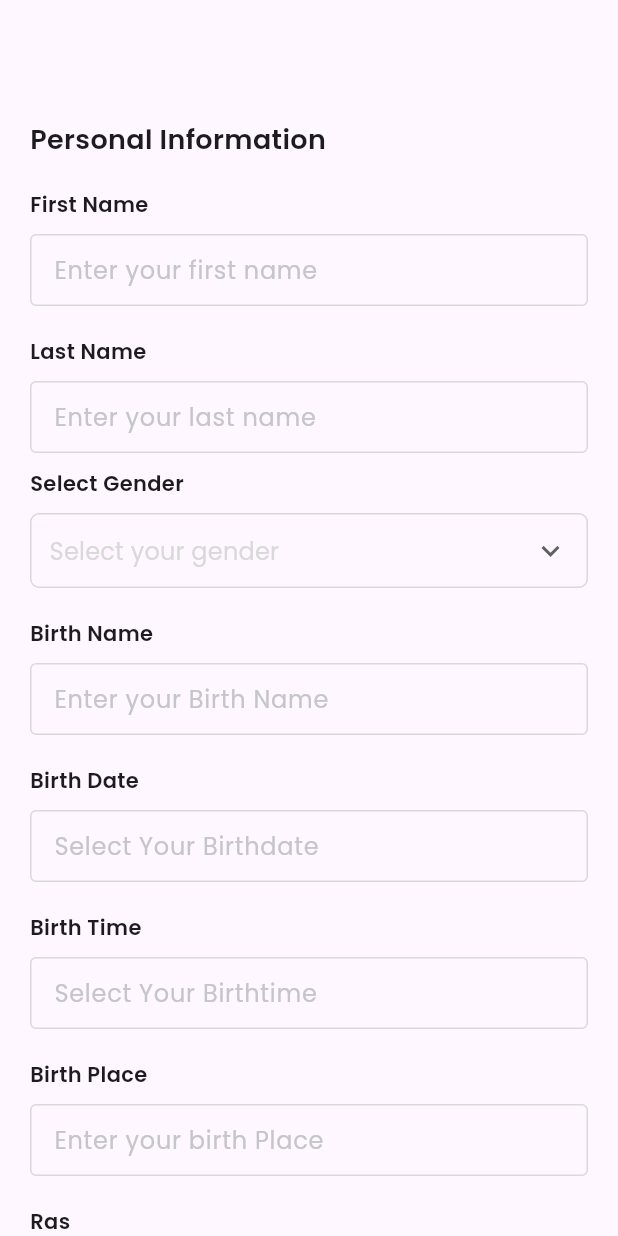
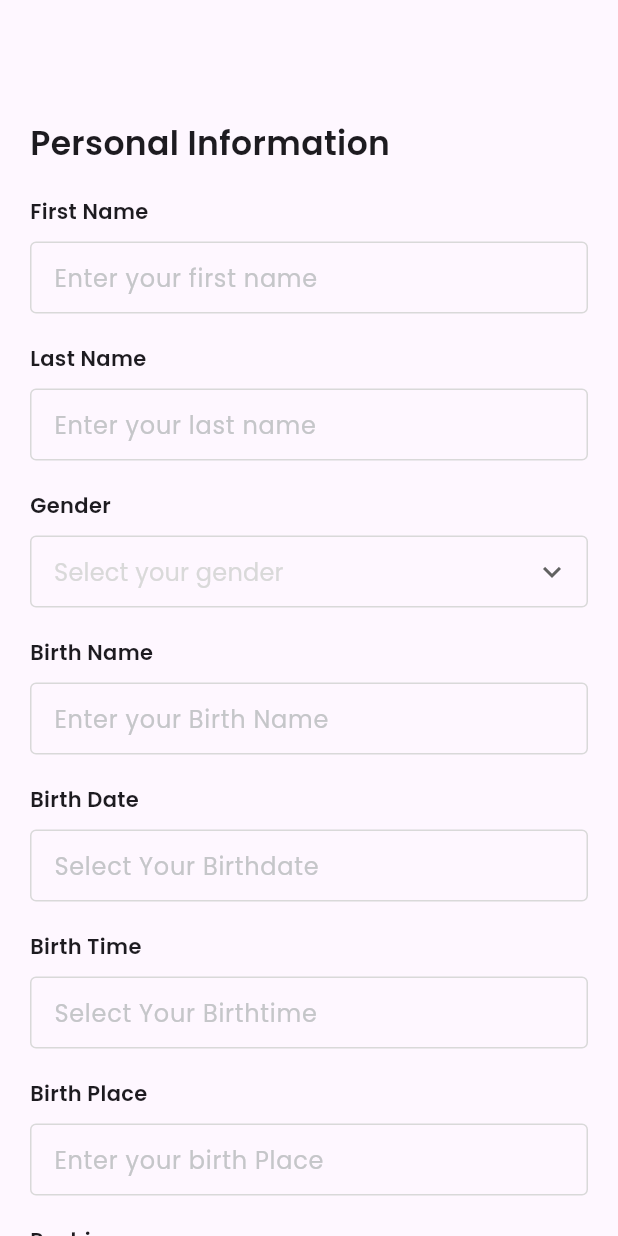
Before and after one commit to dvlpr-nirajpatil/Reshimgathi-Maratha-Anurup, a Flutter app: the RegistrationScreen screen opened directly, on a phone screen of 412 x 824 dp. Run offline on Flutter 3.47's test engine with Material 3 defaults, Android fonts, the light colour scheme and no system bars; our stand-ins replace cloud_firestore, dotted_border, firebase_auth, firebase_core, firebase_storage, flutter_svg and 4 more; missing offline and left inert: secure_shared_preferences; accounts and stored records are empty.

Commit message:
refactor ui

```diff
--- a/lib/main.dart
+++ b/lib/main.dart
@@ -21,6 +21,7 @@ class Reshimgathi extends StatelessWidget {
       ],
       child: GetMaterialApp(
         home: const SplashScreen(),
+        // home: LandingScreen(),
         // home: Home(),
         // home: RegistrationScreen(),
         // home: ProfessionalInfoScreen(),
--- a/lib/views/home-screen/home_screen.dart
+++ b/lib/views/home-screen/home_screen.dart
@@ -33,7 +33,8 @@ class HomeScreen extends StatelessWidget {
                       Expanded(
                         child: TextField(
                           decoration: InputDecoration(
-                            border: InputBorder.none,
+                            enabledBorder: InputBorder.none,
+                            focusedBorder: InputBorder.none,
                             hintText: "Search",
                             hintStyle: TextStyle(
                               color: borderColor,
--- a/lib/views/profile_registration_form/registration_screen.dart
+++ b/lib/views/profile_registration_form/registration_screen.dart
@@ -2,10 +2,8 @@ import 'package:reshimgathi/consts/consts.dart';
 import 'package:reshimgathi/views/profile_registration_form/professional_info_registration_screen.dart';
 
 class RegistrationScreen extends StatelessWidget {
-  // personal information
-
   RegistrationScreen({super.key});
-
+  final _formKey = GlobalKey<FormState>();
   @override
   Widget build(BuildContext context) {
     var controller =
@@ -15,26 +13,31 @@ class RegistrationScreen extends StatelessWidget {
         width: double.infinity,
         padding: screenPadding.copyWith(),
         child: SingleChildScrollView(
+          child: Form(
+            key: _formKey,
             child: Column(
               crossAxisAlignment: CrossAxisAlignment.start,
               children: <Widget>[
                 20.heightBox,
-              "Personal Information".text.fontFamily(semiBold).size(18).make(),
+                "Personal Information"
+                    .text
+                    .fontFamily(semiBold)
+                    .size(22)
+                    .make(),
                 customTextFormField(
+                    required: true,
                     controller: controller.model.firstNameController,
                     label: "First Name",
                     hint: "Enter your first name"),
                 customTextFormField(
+                    required: true,
                     controller: controller.model.lastNameController,
                     label: "Last Name",
                     hint: "Enter your last name"),
-              Padding(
-                padding: const EdgeInsets.symmetric(vertical: 10),
-                child: "Select Gender".text.fontFamily(semiBold).make(),
-              ),
                 Consumer<ProfileRegistrationController>(
                   builder: (context, controller, xxx) {
                     return customDropDownButton(
+                      label: "Gender",
                       hint: "Select your gender",
                       selectedValue: controller.model.selectedGender,
                       list: genders,
@@ -45,10 +48,12 @@ class RegistrationScreen extends StatelessWidget {
                   },
                 ),
                 customTextFormField(
+                    required: true,
                     controller: controller.model.birthNameController,
                     label: "Birth Name",
                     hint: "Enter your Birth Name"),
                 customTextFormField(
+                    required: true,
                     controller: controller.model.birthDateController,
                     label: "Birth Date",
                     hint: "Select Your Birthdate",
@@ -65,6 +70,7 @@ class RegistrationScreen extends StatelessWidget {
                           "${pickedDate!.day.padLeft(2, '0')}-${pickedDate.month.padLeft(2, '0')}-${pickedDate.year}";
                     }),
                 customTextFormField(
+                    required: true,
                     controller: controller.model.birthTimeController,
                     label: "Birth Time",
                     hint: "Select Your Birthtime",
@@ -75,22 +81,22 @@ class RegistrationScreen extends StatelessWidget {
                         initialTime: TimeOfDay.now(),
                         initialEntryMode: TimePickerEntryMode.input,
                       );
-                    controller.model.birthTimeController.text = pickTime!.hour >
+                      controller.model.birthTimeController.text = pickTime!
+                                  .hour >
                               12
                           ? "${(pickTime.hour - 12).padLeft(2, '0')} : ${pickTime.minute.padLeft(2, '0')} PM"
                           : "${pickTime.hour.padLeft(2, '0')} : ${pickTime.minute.padLeft(2, '0')} AM";
                     }),
                 customTextFormField(
+                  required: true,
                   controller: controller.model.birthPlaceController,
                   label: "Birth Place",
                   hint: "Enter your birth Place",
                 ),
-              20.heightBox,
-              "Ras".text.fontFamily(semiBold).make(),
-              10.heightBox,
                 Consumer<ProfileRegistrationController>(
                   builder: (context, controller, xxx) {
                     return customDropDownButton(
+                        label: "Rashi",
                         hint: "Select your Ras",
                         selectedValue: controller.model.selectedRas,
                         onchange: (value) {
@@ -105,12 +111,10 @@ class RegistrationScreen extends StatelessWidget {
                   feetController: controller.model.heightInFeetController,
                   inchController: controller.model.heightInInchesController,
                 ),
-              20.heightBox,
-              "Blood Group".text.fontFamily(semiBold).make(),
-              10.heightBox,
                 Consumer<ProfileRegistrationController>(
                   builder: (context, controller, xxx) {
                     return customDropDownButton(
+                        label: "Blood Group",
                         hint: "Select your blood group",
                         selectedValue: controller.model.selectedBloodGrp,
                         onchange: (value) {
@@ -119,12 +123,10 @@ class RegistrationScreen extends StatelessWidget {
                         list: bloodGroup);
                   },
                 ),
-              20.heightBox,
-              "Caste".text.fontFamily(semiBold).make(),
-              10.heightBox,
                 Consumer<ProfileRegistrationController>(
                   builder: (context, controller, xxx) {
                     return customDropDownButton(
+                        label: "Caste",
                         hint: "Select your caste",
                         selectedValue: controller.model.selectedCaste,
                         onchange: (value) {
@@ -133,12 +135,10 @@ class RegistrationScreen extends StatelessWidget {
                         list: casts);
                   },
                 ),
-              20.heightBox,
-              "Marital Status".text.fontFamily(semiBold).make(),
-              10.heightBox,
                 Consumer<ProfileRegistrationController>(
                   builder: (context, controller, xxx) {
                     return customDropDownButton(
+                        label: "Marital Status",
                         hint: "Select your marital status",
                         selectedValue: controller.model.selectedMaritalStatus,
                         onchange: (value) {
@@ -147,12 +147,10 @@ class RegistrationScreen extends StatelessWidget {
                         list: MaritalStatus);
                   },
                 ),
-              20.heightBox,
-              "Physical Disabilities".text.fontFamily(semiBold).make(),
-              10.heightBox,
                 Consumer<ProfileRegistrationController>(
                   builder: (context, controller, xxx) {
                     return customDropDownButton(
+                        label: "Physical Disabilities",
                         selectedValue:
                             controller.model.selectedPhysicalDisabilities,
                         onchange: (value) {
@@ -163,7 +161,8 @@ class RegistrationScreen extends StatelessWidget {
                 ),
                 Consumer<ProfileRegistrationController>(
                   builder: (context, controller, xxx) {
-                  return controller.model.selectedPhysicalDisabilities == 'Yes'
+                    return controller.model.selectedPhysicalDisabilities ==
+                            'Yes'
                         ? customTextFormField(
                             controller:
                                 controller.model.physicalDisabilityController,
@@ -177,11 +176,13 @@ class RegistrationScreen extends StatelessWidget {
                     builder: (context, controller, xxx) {
                   return FilledButton(
                     onPressed: () async {
+                      if (_formKey.currentState!.validate()) {
                         await controller.storePersonalDetails();
 
                         Get.to(
                           () => ProfessionalInfoScreen(),
                         );
+                      }
                     },
                     child: controller.is_loading
                         ? SizedBox(
@@ -197,6 +198,7 @@ class RegistrationScreen extends StatelessWidget {
             ),
           ),
         ),
+      ),
     );
   }
 }
--- a/lib/views/profile_registration_form/upload_document.dart
+++ b/lib/views/profile_registration_form/upload_document.dart
@@ -169,7 +169,7 @@ class UploadDocumentScreen extends StatelessWidget {
                           context, "Please upload your caste certificate");
                     } else {
                       await controller.storeDocuments();
-                      Get.to(() => const VerificationPendingScreen());
+                      Get.offAll(() => const VerificationPendingScreen());
                     }
                   },
                   child: controller.is_loading
--- a/lib/views/shared-widget/custom_dropdown_button.dart
+++ b/lib/views/shared-widget/custom_dropdown_button.dart
@@ -1,26 +1,35 @@
 import 'package:reshimgathi/consts/consts.dart';
 
-customDropDownButton({selectedValue, onchange, list, hint}) {
-  return DropdownButton<String>(
-          hint: hint == null ? null : "$hint".text.color(borderColor).make(),
+customDropDownButton({selectedValue, onchange, list, hint, label}) {
+  return Column(
+    crossAxisAlignment: CrossAxisAlignment.start,
+    children: [
+      "$label".text.fontFamily(semiBold).make(),
+      10.heightBox,
+      DropdownButtonFormField<String>(
+              hint:
+                  hint == null ? null : "$hint".text.color(borderColor).make(),
               icon: Icon(Icons.expand_more),
-          padding: EdgeInsets.symmetric(horizontal: 12),
-          elevation: 6,
               isExpanded: true,
               borderRadius: BorderRadius.circular(12),
-          underline: SizedBox(),
               value: selectedValue,
               items: list.map<DropdownMenuItem<String>>(
                 (String value) {
                   return DropdownMenuItem<String>(
                     value: value,
-                child: "$value".text.make(),
+                    child: "$value".text.make().paddingSymmetric(horizontal: 5),
                   );
                 },
               ).toList(),
+              validator: (value) {
+                if (value == null || value.isEmpty) {
+                  return '$label is required';
+                }
+                return null;
+              },
               onChanged: onchange)
           .box
-      .border(color: borderColor)
-      .customRounded(BorderRadius.circular(6))
-      .make();
+          .make(),
+    ],
+  ).marginOnly(top: 20);
 }
--- a/lib/views/shared-widget/custom_textfield.dart
+++ b/lib/views/shared-widget/custom_textfield.dart
@@ -9,7 +9,8 @@ customTextFormField(
     validator,
     controller,
     onlyread = false,
-    onchange}) {
+    onchange,
+    required = false}) {
   return Column(
     crossAxisAlignment: CrossAxisAlignment.start,
     children: [
@@ -26,7 +27,15 @@ customTextFormField(
           ),
         ),
         controller: controller,
-        validator: validator,
+        validator: required
+            ? (value) {
+                if (value == null || value.isEmpty) {
+                  return 'Please enter $label';
+                }
+
+                return null;
+              }
+            : null,
         keyboardType: textInput,
         obscureText: ispass,
       ),
```
Also changed, not shown: lib/views/auth_screens/landing_screen/landing_screen.dart (+45 -28 lines), lib/views/auth_screens/signin_screen/signin_screen.dart (+5 -10 lines), lib/views/auth_screens/signup_screen/signup_screen.dart (+12 -21 lines), lib/views/home-screen/set_pref/set_preferences_screen.dart (+10 -2 lines), lib/views/profile_registration_form/family_info_screen.dart (+4 -6 lines), 3 other files. Lines whose indentation alone changed are shown as unchanged.
